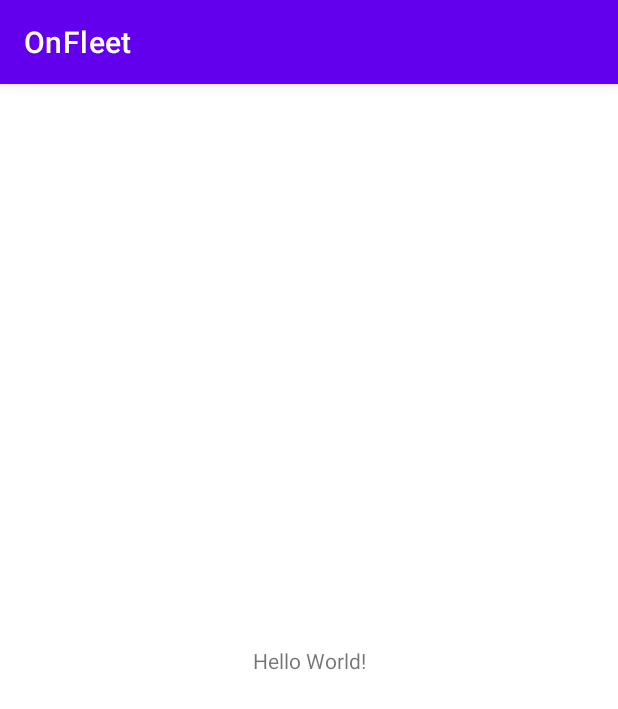
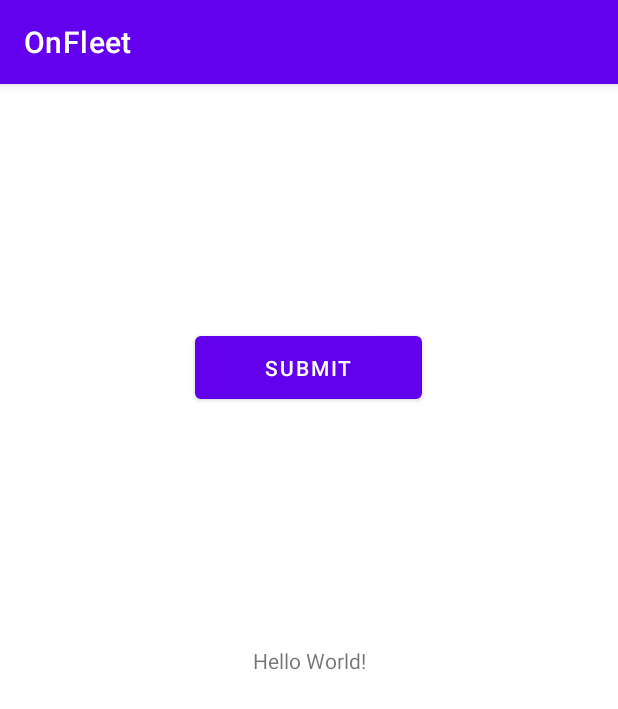
Before and after one commit to ShayanGul/OnFleet, an Android app: the screen it shows after launch (MainActivity), on a phone screen of 412 x 824 dp. Shown: the top 709 px of the screen. Run offline under Robolectric (Android 15) with nearby library versions, the phone set to English and light mode, and no system bars.

Commit message:
Button edited

```diff
--- a/app/src/main/res/layout/activity_main.xml
+++ b/app/src/main/res/layout/activity_main.xml
@@ -7,6 +7,7 @@
     tools:context=".MainActivity">
 
     <TextView
+        android:id="@+id/textView"
         android:layout_width="wrap_content"
         android:layout_height="wrap_content"
         android:text="Hello World!"
@@ -15,4 +16,16 @@
         app:layout_constraintRight_toRightOf="parent"
         app:layout_constraintTop_toTopOf="parent" />
 
+    <Button
+        android:id="@+id/button"
+        android:layout_width="151dp"
+        android:layout_height="54dp"
+        android:text="Submit"
+        app:layout_constraintBottom_toTopOf="@+id/textView"
+        app:layout_constraintEnd_toEndOf="parent"
+        app:layout_constraintHorizontal_bias="0.498"
+        app:layout_constraintStart_toStartOf="parent"
+        app:layout_constraintTop_toTopOf="parent"
+        app:layout_constraintVertical_bias="0.506" />
+
 </androidx.constraintlayout.widget.ConstraintLayout>
```
